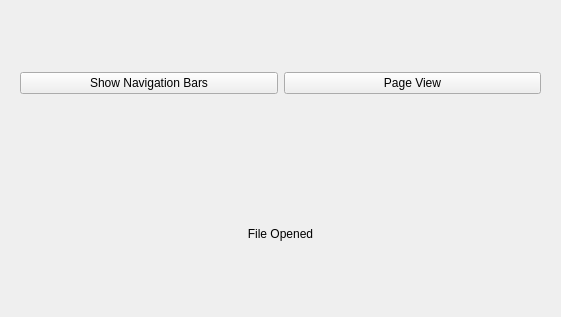
Qt form src/qt_ui/pem_file_form.ui (Eric-Meunier/Processor-Suite) before a commit.
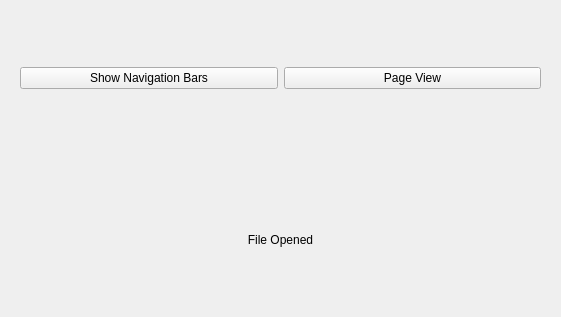
The same form after that commit.

Commit message: Add subtabs to file tabs for viewing linear and log plots

Diff of the .ui file:
```diff
--- a/src/qt_ui/pem_file_form.ui
+++ b/src/qt_ui/pem_file_form.ui
@@ -11,9 +11,21 @@
    </rect>
   </property>
   <layout class="QVBoxLayout" name="verticalLayout">
+   <property name="topMargin">
+    <number>0</number>
+   </property>
+   <property name="bottomMargin">
+    <number>0</number>
+   </property>
    <item>
     <widget class="QWidget" name="show_nav_bars_button" native="true">
      <layout class="QHBoxLayout" name="horizontalLayout">
+      <property name="topMargin">
+       <number>9</number>
+      </property>
+      <property name="bottomMargin">
+       <number>9</number>
+      </property>
       <item>
        <widget class="QPushButton" name="show_nav_bars">
         <property name="text">
```
The commit also changes 5 other files.
